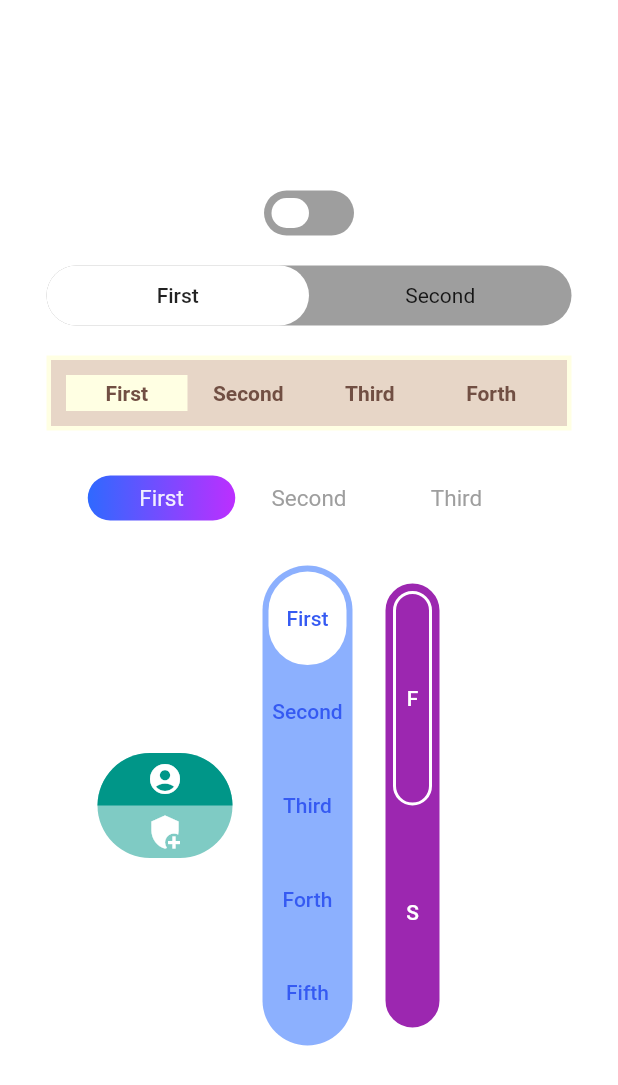
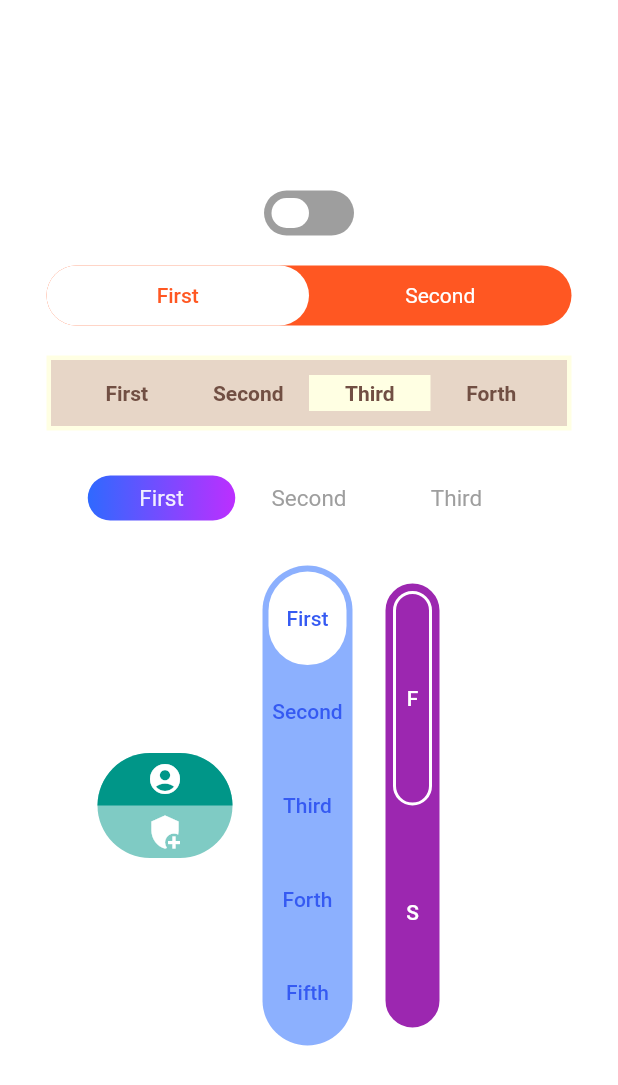
Before and after one commit to chahohbily/slide_switcher, a Flutter app: the screen it shows after launch, on a phone screen of 412 x 824 dp. Shown: the top 1085 px of the screen. Run offline on Flutter 3.47's test engine with Material 2 defaults, Android fonts, the phone set to English and light mode, and no system bars.

Commit message:
adding initial index

```diff
--- a/example/lib/main.dart
+++ b/example/lib/main.dart
@@ -54,25 +54,29 @@ class _MyHomePageState extends State<MyHomePage> {
               onSelect: (int index) => setState(() => switcherIndex1 = index),
               indents: 5,
               containerColor:
-                    switcherIndex1 == 0 ? Colors.grey : Colors.indigo.shade300),
+                  switcherIndex1 == 0 ? Colors.grey : Colors.indigo.shade300,
+            ),
             const SizedBox(height: 20),
             SlideSwitcher(
               children: [
                 Text(
                   'First',
                   style: TextStyle(
-                      fontWeight: switcherIndex2 == 0
-                          ? FontWeight.w500
-                          : FontWeight.w400),
+                    fontWeight:
+                        switcherIndex2 == 0 ? FontWeight.w500 : FontWeight.w400,
+                    color: switcherIndex2 == 0 ? Colors.deepOrange : Colors.white,
+                  ),
                 ),
                 Text(
                   'Second',
                   style: TextStyle(
-                      fontWeight: switcherIndex2 == 1
-                          ? FontWeight.w500
-                          : FontWeight.w400),
+                    fontWeight:
+                        switcherIndex2 == 1 ? FontWeight.w500 : FontWeight.w400,
+                    color: switcherIndex2 == 1 ? Colors.deepOrange : Colors.white,
+                  ),
                 ),
               ],
+              containerColor: Colors.deepOrange,
               onSelect: (int index) => setState(() => switcherIndex2 = index),
               containerHeight: 40,
               containerWight: 350,
@@ -109,6 +113,7 @@ class _MyHomePageState extends State<MyHomePage> {
                   ),
                 ),
               ],
+              initialIndex: 2,
               onSelect: (int index) => setState(() => switcherIndex3 = index),
               containerBorderRadius: 0,
               indents: 10,
--- a/lib/slide_switcher.dart
+++ b/lib/slide_switcher.dart
@@ -45,6 +45,9 @@ class SlideSwitcher extends StatefulWidget {
   ///Ability to tap on the current slider and change its index to the opposite (available only for 2 children)
   final bool isAllContainerTap;
 
+  ///Initial index of the slider, which is rendering for the first time
+  final int initialIndex;
+
   ///A class for creating sliders
   const SlideSwitcher({
     Key? key,
@@ -62,6 +65,7 @@ class SlideSwitcher extends StatefulWidget {
     this.direction = Axis.horizontal,
     this.containerBoxShadow = const [],
     this.isAllContainerTap = false,
+    this.initialIndex = 0,
   }) : super(key: key);
 
   @override
@@ -78,7 +82,7 @@ class _SlideSwitcherState extends State<SlideSwitcher>
   late final bool verticalBadSize;
   late final bool horizontalBadSize;
   late final EdgeInsets padding;
-  int index = 0;
+  late int index;
   int lastIndex = -1;
 
   late final AnimationController _controller = AnimationController(
@@ -86,7 +90,7 @@ class _SlideSwitcherState extends State<SlideSwitcher>
     vsync: this,
   );
   late Animation<Offset> offsetAnimation = Tween<Offset>(
-    begin: const Offset(0.0, 0.0),
+    begin: Offset(widget.initialIndex.toDouble(), 0.0),
     end: widget.direction == Axis.horizontal
         ? const Offset(1.0, 0.0)
         : const Offset(0.0, 1.0),
@@ -131,6 +135,7 @@ class _SlideSwitcherState extends State<SlideSwitcher>
               containerBorderHeight) /
           widget.children.length;
     }
+    index = widget.initialIndex;
     super.initState();
   }
 
```
Also changed, not shown: example/pubspec.lock, 6 other files. Lines whose indentation alone changed are shown as unchanged.
